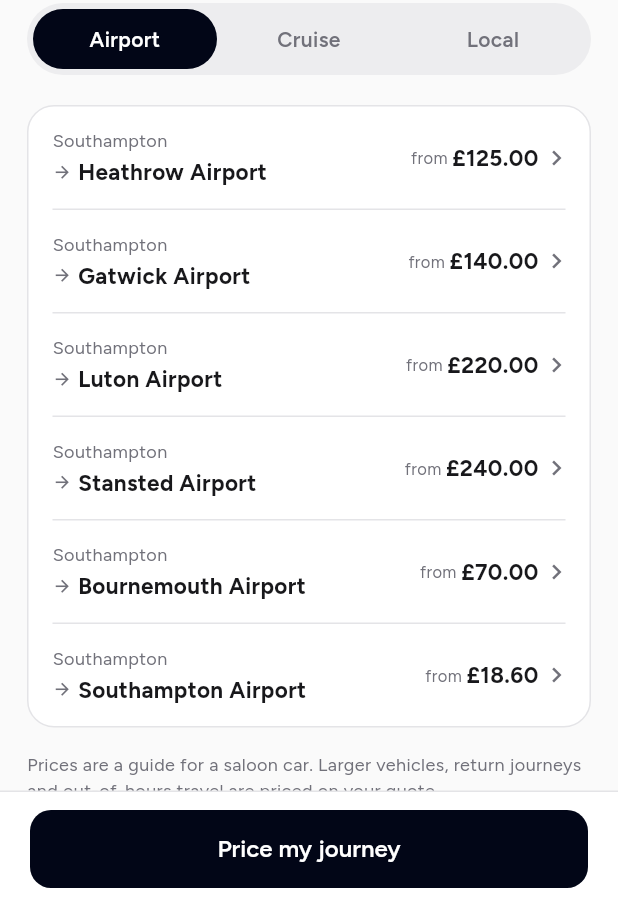
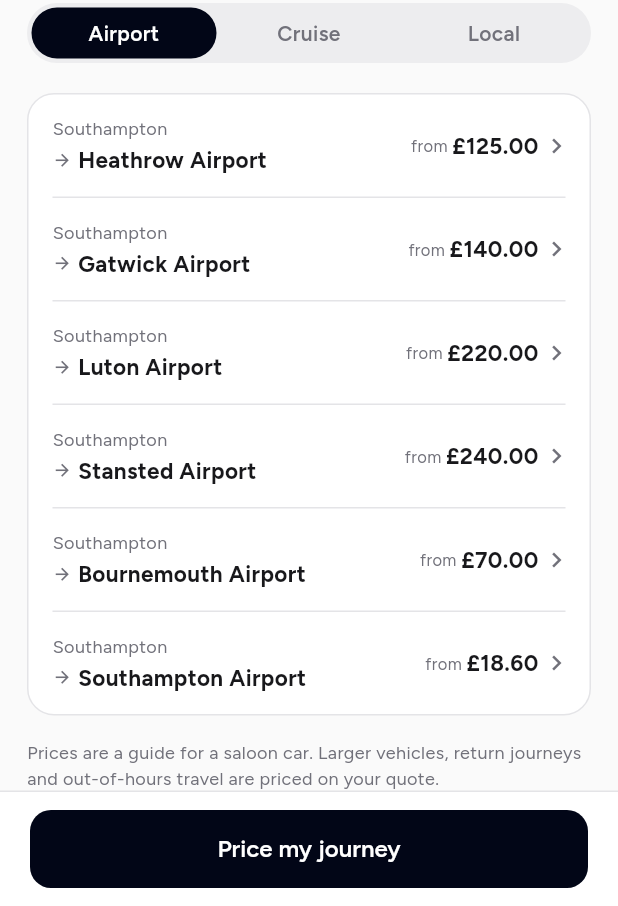
Before and after one commit to amirkhayam01/saintlink-flutter, a Flutter app: the PricesScreen screen opened by its route, on a phone screen of 412 x 824 dp, the part 330-1236 px from its top. Run offline on Flutter 3.47's test engine with Material 3 defaults, Android fonts, the phone set to English and light mode, and no system bars; our stand-ins replace dio, flutter_riverpod, flutter_secure_storage, freezed_annotation, geolocator, go_router and 2 more; missing offline and left inert: flutter_stripe; accounts and stored records are empty; network calls fail.

Commit message:
tiles: thinner segmented tabs
Co-Authored-By: Claude Opus 5 <noreply@anthropic.com>

```diff
--- a/lib/src/widgets/tiles.dart
+++ b/lib/src/widgets/tiles.dart
@@ -122,7 +122,7 @@ class SegmentedTabs extends StatelessWidget {
     final isDark = Theme.of(context).brightness == Brightness.dark;
 
     return Container(
-      padding: const EdgeInsets.all(4),
+      padding: const EdgeInsets.all(3),
       decoration: BoxDecoration(
         color: isDark ? colors.card : colors.inkFaint.withValues(alpha: 0.6),
         borderRadius: BorderRadius.circular(999),
@@ -136,7 +136,7 @@ class SegmentedTabs extends StatelessWidget {
                 child: AnimatedContainer(
                   duration: const Duration(milliseconds: 180),
                   curve: Curves.easeOut,
-                  padding: const EdgeInsets.symmetric(vertical: 10),
+                  padding: const EdgeInsets.symmetric(vertical: 7),
                   decoration: BoxDecoration(
                     color: i == index
                         ? (isDark ? AppTheme.brand : AppTheme.midnight)
```
